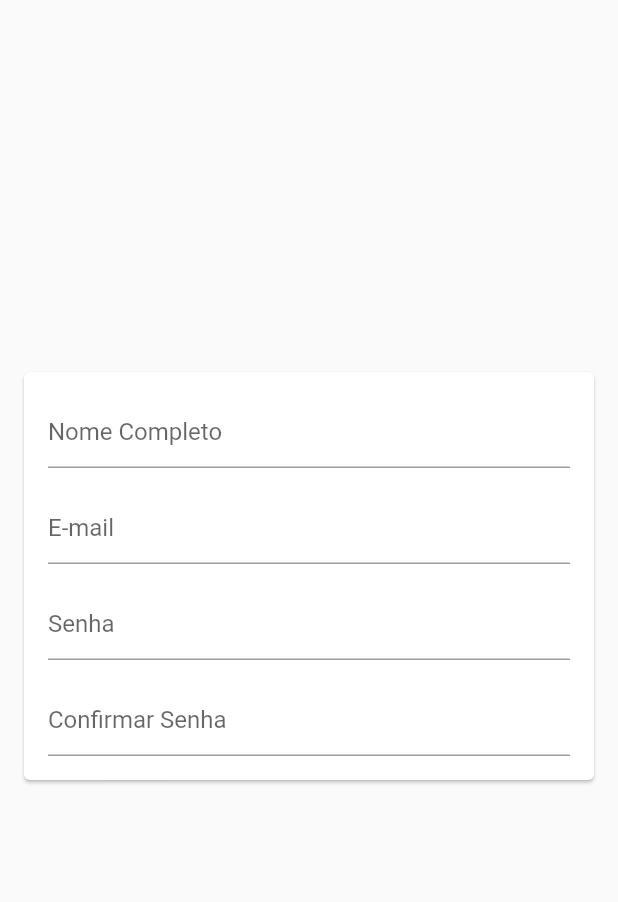
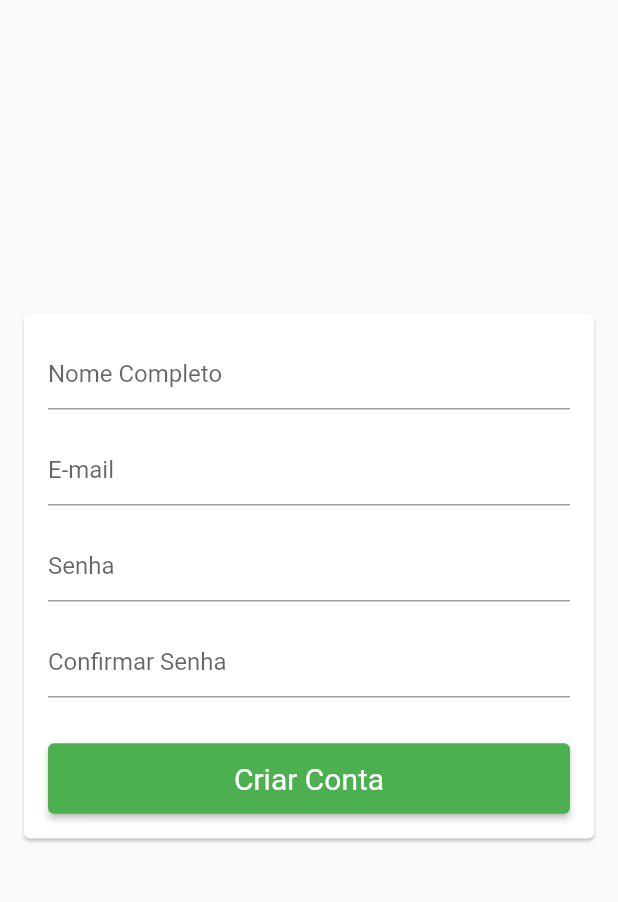
Before and after one commit to Mateusallz1/projeto_integrador_II, a Flutter app: the SignUpPage screen opened by its route, on a phone screen of 412 x 824 dp, the part 84-986 px from its top. Run offline on Flutter 3.47's test engine with Material 2 defaults, Android fonts, the phone set to English and light mode, and no system bars; our stand-ins replace cloud_firestore, firebase_core; accounts and stored records are empty.

Commit message:
subindo tela_cadastro com alguns erros

```diff
--- /dev/null
+++ b/Hospede_se/projeto_hospede_se/lib/helpers/validators.dart
@@ -0,0 +1,5 @@
+bool emailValid(String email) {
+  final RegExp regex = RegExp(
+      r"^(([^<>()[\]\\.,;:\s@\']+(\.[^<>()[\]\\.,;:\s@\']+)*)|(\'.+\'))@((\[[0-9]{1,3}\.[0-9]{1,3}\.[0-9]{1,3}\.[0-9]{1,3}\])|(([a-zA-Z\-0-9]+\.)+[a-zA-Z]{2,}))$");
+  return regex.hasMatch(email);
+}
--- /dev/null
+++ b/Hospede_se/projeto_hospede_se/lib/models/user.dart
@@ -0,0 +1,6 @@
+class User {
+  String email;
+  String password;
+
+  User({this.email, this.password});
+}
--- a/Hospede_se/projeto_hospede_se/lib/signup/signup_screen.dart
+++ b/Hospede_se/projeto_hospede_se/lib/signup/signup_screen.dart
@@ -1,9 +1,24 @@
 import 'package:flutter/material.dart';
+import 'package:projeto_hospede_se/helpers/validators.dart';
+import 'package:projeto_hospede_se/models/user.dart';
 
 class SignUpPage extends StatelessWidget {
+  final ButtonStyle style = ElevatedButton.styleFrom(
+      primary: Colors.green,
+      padding: EdgeInsets.symmetric(vertical: 12),
+      textStyle: const TextStyle(
+        fontSize: 20,
+      ));
+
+  final GlobalKey<FormState> formKey = GlobalKey<FormState>();
+  final GlobalKey<ScaffoldState> scaffoldKey = GlobalKey<ScaffoldState>();
+
+  final User user = User();
+
   @override
   Widget build(BuildContext context) {
     return Scaffold(
+      key: scaffoldKey,
       appBar: AppBar(
         title: const Text('Criar Conta'),
         centerTitle: true,
@@ -12,35 +27,89 @@ class SignUpPage extends StatelessWidget {
       body: Center(
         child: Card(
           margin: const EdgeInsets.symmetric(horizontal: 16),
+          child: Form(
+            key: formKey,
             child: ListView(
               padding: EdgeInsets.all(16),
               shrinkWrap: true,
               children: <Widget>[
                 TextFormField(
                   decoration: const InputDecoration(hintText: 'Nome Completo'),
+                  validator: (name) {
+                    if (name!.isEmpty)
+                      return 'Campo obrigatório';
+                    else if (name.trim().split(' ').length <= 1)
+                      return 'Preencha seu nome completo';
+                    return null;
+                  },
+                  onSaved: (name) {},
                 ),
                 const SizedBox(
                   height: 16,
                 ),
                 TextFormField(
                   decoration: const InputDecoration(hintText: 'E-mail'),
+                  keyboardType: TextInputType.emailAddress,
+                  validator: (email) {
+                    if (email!.isEmpty)
+                      return 'Campo obrigatório';
+                    else if (!emailValid(email)) return 'E-mail inválido';
+                    return null;
+                  },
+                  onSaved: (email) => user.email = email,
                 ),
                 const SizedBox(
                   height: 16,
                 ),
                 TextFormField(
                   decoration: const InputDecoration(hintText: 'Senha'),
+                  obscureText: true,
+                  validator: (pass) {
+                    if (pass!.isEmpty)
+                      return 'Campo obrigatório';
+                    else if (pass.length < 8)
+                      return 'Senha muito curta. Mínimo 8 caracteres';
+                    return null;
+                  },
                 ),
                 const SizedBox(
                   height: 16,
                 ),
                 TextFormField(
-                decoration: const InputDecoration(hintText: 'Confirmar Senha'),
+                  decoration:
+                      const InputDecoration(hintText: 'Confirmar Senha'),
+                  obscureText: true,
+                  validator: (pass) {
+                    if (pass!.isEmpty)
+                      return 'Campo obrigatório';
+                    else if (pass.length < 8)
+                      return 'Senha muito curta. Mínimo 8 caracteres';
+                    return null;
+                  },
+                ),
+                SizedBox(
+                  height: 30,
+                ),
+                ElevatedButton(
+                  style: style,
+                  onPressed: () {
+                    if (formKey.currentState!.validate()) {
+                      formKey.currentState!.save();
+                    }
+                  },
+                  child: const Text('Criar Conta'),
                 ),
               ],
             ),
           ),
         ),
+      ),
     );
   }
+
+  @override
+  void debugFillProperties(DiagnosticPropertiesBuilder properties) {
+    super.debugFillProperties(properties);
+    properties.add(DiagnosticsProperty<User>('user', user));
   }
+}
```
Lines whose indentation alone changed are shown as unchanged.
